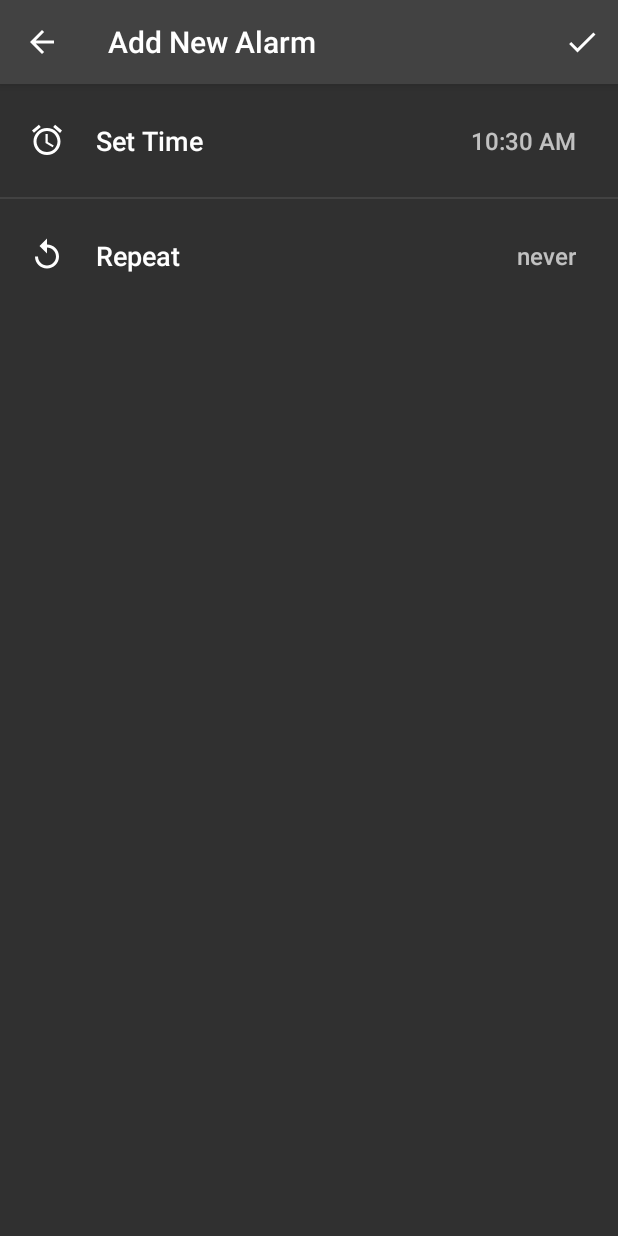
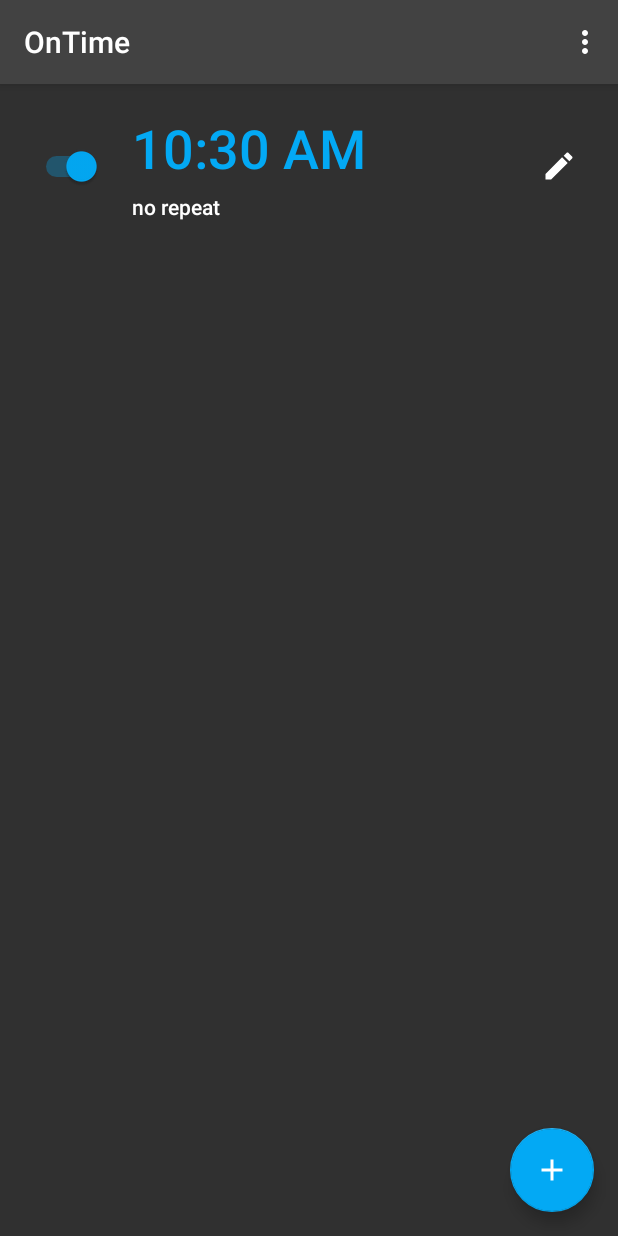
Before and after one commit to manveerxyz/OnTime, an Android app: the AddAlarmActivity screen opened directly, with no data from a screen before it, after a tap on "Save Alarm", on a phone screen of 412 x 824 dp. Run offline under Robolectric (Android 15) with nearby library versions, the phone set to English and light mode, and no system bars; our stand-ins replace Room's generated code.

Commit message:
AddAlarmActivity saves alarm to database

```diff
--- a/app/src/main/java/com/manveerbasra/ontime/AddAlarmActivity.java
+++ b/app/src/main/java/com/manveerbasra/ontime/AddAlarmActivity.java
@@ -1,6 +1,7 @@
 package com.manveerbasra.ontime;
 
 import android.app.TimePickerDialog;
+import android.content.Intent;
 import android.support.annotation.NonNull;
 import android.support.v7.app.AppCompatActivity;
 import android.os.Bundle;
@@ -10,6 +11,8 @@ import android.view.View;
 import android.widget.RelativeLayout;
 import android.widget.TextView;
 import android.widget.TimePicker;
+
+import com.manveerbasra.ontime.db.AlarmDbHelper;
 
 import java.util.ArrayList;
 import java.util.Arrays;
@@ -22,6 +25,7 @@ public class AddAlarmActivity extends AppCompatActivity implements SetRepeatDays
     TextView repeatTextView;
     Calendar calendar;
     AlarmDataManager alarm;
+    AlarmDbHelper dbHelper;
 
     @Override
     protected void onCreate(Bundle savedInstanceState) {
@@ -31,6 +35,8 @@ public class AddAlarmActivity extends AppCompatActivity implements SetRepeatDays
         daysOfWeek = getResources().getStringArray(R.array.days_of_week);
         calendar = Calendar.getInstance();
         alarm = new AlarmDataManager();
+
+        dbHelper = new AlarmDbHelper(getApplicationContext());
 
         setInitialAlarmTime();
         setInitialRepetition();
@@ -50,6 +56,8 @@ public class AddAlarmActivity extends AppCompatActivity implements SetRepeatDays
         String currentTime = getFormattedTime(hour, minute);
         timeTextView = findViewById(R.id.add_alarm_time_text);
         timeTextView.setText(currentTime);
+        alarm.setTime(currentTime);
+
     }
 
     /**
@@ -58,6 +66,7 @@ public class AddAlarmActivity extends AppCompatActivity implements SetRepeatDays
     private void setInitialRepetition() {
         repeatTextView = findViewById(R.id.add_alarm_repeat_text);
         repeatTextView.setText(getString(R.string.never));
+        alarm.setRepeat(false);
     }
 
     /**
@@ -78,6 +87,7 @@ public class AddAlarmActivity extends AppCompatActivity implements SetRepeatDays
                     public void onTimeSet(TimePicker timePicker, int selectedHour, int selectedMinute) {
                         String formattedTime = getFormattedTime(selectedHour, selectedMinute);
                         timeTextView.setText(formattedTime);
+                        alarm.setTime(formattedTime);
                     }
                 }, hour, minute, false);
                 timePicker.setTitle("Select Time");
@@ -190,8 +200,9 @@ public class AddAlarmActivity extends AppCompatActivity implements SetRepeatDays
 
         //noinspection SimplifiableIfStatement
         if (id == R.id.action_alarm_save) {
-            // TODO: Save AlarmDataManager
-            return true;
+            dbHelper.addAlarm(alarm);
+            Intent intent = new Intent(AddAlarmActivity.this, MainActivity.class);
+            startActivity(intent);
         }
 
         return super.onOptionsItemSelected(item);
--- a/app/src/main/java/com/manveerbasra/ontime/AlarmDataManager.java
+++ b/app/src/main/java/com/manveerbasra/ontime/AlarmDataManager.java
@@ -21,34 +21,6 @@ public class AlarmDataManager {
     public AlarmDataManager() {
         this.active = true;
         this.activeDays = new String[0];
-    }
-
-    /**
-     * Initialize AlarmDataManager object with time hour, minute, and meridian
-     *
-     * @param hour     hour of alarm
-     * @param minute   minute of alarm
-     * @param meridian meridian of time either am or pm
-     */
-    public AlarmDataManager(int hour, int minute, String meridian) {
-        this.hour = hour;
-        this.minute = minute;
-        this.meridian = meridian.toUpperCase();
-        this.active = true;
-
-        this.repeat = false;
-        this.activeDays = new String[0];
-    }
-
-
-    public AlarmDataManager(int hour, int minute, String meridian, boolean active, boolean repeat, String[] activeDays) {
-        this.hour = hour;
-        this.minute = minute;
-        this.meridian = meridian.toUpperCase();
-        this.active = active;
-
-        this.repeat = repeat;
-        this.activeDays = activeDays;
     }
 
     public AlarmDataManager(int id, int hour, int minute, String meridian, boolean active, boolean repeat, String[] activeDays) {
@@ -125,6 +97,15 @@ public class AlarmDataManager {
         this.meridian = meridian;
     }
 
+    public void setTime(String time) {
+        String[] parts = time.split(":");
+        String[] parts2 = parts[1].split(" ");
+
+        this.hour = Integer.parseInt(parts[0]);
+        this.minute = Integer.parseInt(parts2[0]);
+        this.meridian = parts2[1];
+    }
+
     public int getId() { return id; }
 
     public int getHour() {
--- a/app/src/main/java/com/manveerbasra/ontime/MainActivity.java
+++ b/app/src/main/java/com/manveerbasra/ontime/MainActivity.java
@@ -35,13 +35,6 @@ public class MainActivity extends AppCompatActivity {
 
         dbHelper = new AlarmDbHelper(getApplicationContext());
 
-        //testing only
-        AlarmDataManager alarm1 = new AlarmDataManager(8, 48, "AM");
-        AlarmDataManager alarm2 = new AlarmDataManager(10, 45, "PM", false, true,
-                new String[] {"Saturday", "Sunday"});
-        dbHelper.addAlarm(alarm1);
-        dbHelper.addAlarm(alarm2);
-
         displaySavedAlarms();
 
         FloatingActionButton fab = findViewById(R.id.fab);
@@ -63,6 +56,9 @@ public class MainActivity extends AppCompatActivity {
         // Populate ListView with alarms
         alarmListView = findViewById(R.id.alarm_list);
         alarmListView.setAdapter(new AlarmListAdapter(MainActivity.this, alarms));
+
+        TextView emptyListText = findViewById(R.id.no_alarms_text);
+        alarmListView.setEmptyView(emptyListText);
     }
 
     @Override
--- a/app/src/main/res/layout/content_main.xml
+++ b/app/src/main/res/layout/content_main.xml
@@ -1,5 +1,5 @@
 <?xml version="1.0" encoding="utf-8"?>
-<android.support.constraint.ConstraintLayout xmlns:android="http://schemas.android.com/apk/res/android"
+<RelativeLayout xmlns:android="http://schemas.android.com/apk/res/android"
     xmlns:app="http://schemas.android.com/apk/res-auto"
     xmlns:tools="http://schemas.android.com/tools"
     android:layout_width="match_parent"
@@ -14,4 +14,13 @@
         android:layout_height="wrap_content"
         android:scrollbars="vertical" />
 
-</android.support.constraint.ConstraintLayout>
+    <TextView
+        android:id="@+id/no_alarms_text"
+        android:layout_width="wrap_content"
+        android:layout_height="wrap_content"
+        android:layout_centerInParent="true"
+        android:gravity="center"
+        android:text="@string/no_alarms"
+        android:textSize="16sp" />
+
+</RelativeLayout>
--- a/app/src/main/res/values/strings.xml
+++ b/app/src/main/res/values/strings.xml
@@ -1,6 +1,8 @@
 <resources>
     <string name="app_name">OnTime</string>
     <string name="action_settings">Settings</string>
+
+    <string name="no_alarms">No alarms yet :( \nClick \'+\' to add an alarm.</string>
 
     <string name="add_alarm">Add New Alarm</string>
     <string name="set_time">Set Time</string>
```
